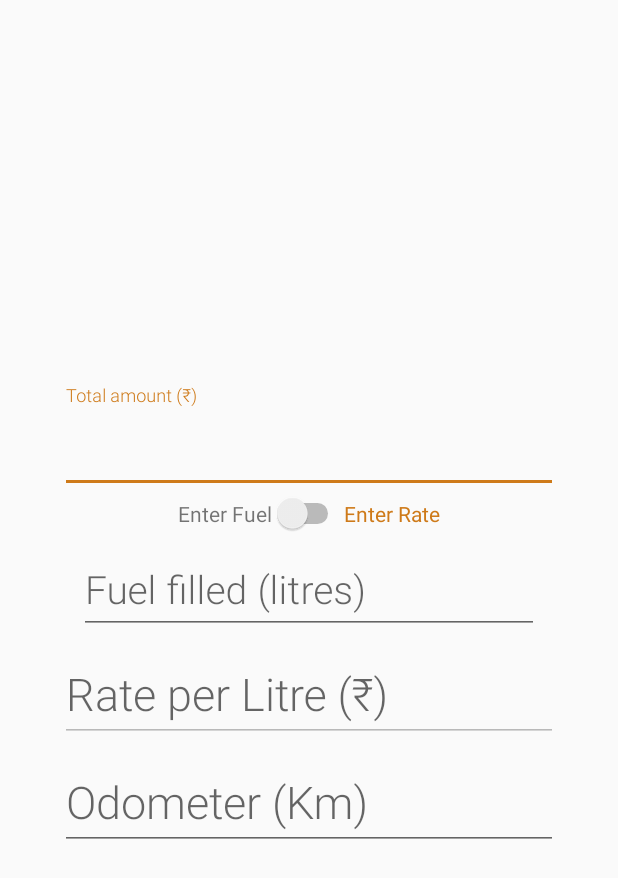
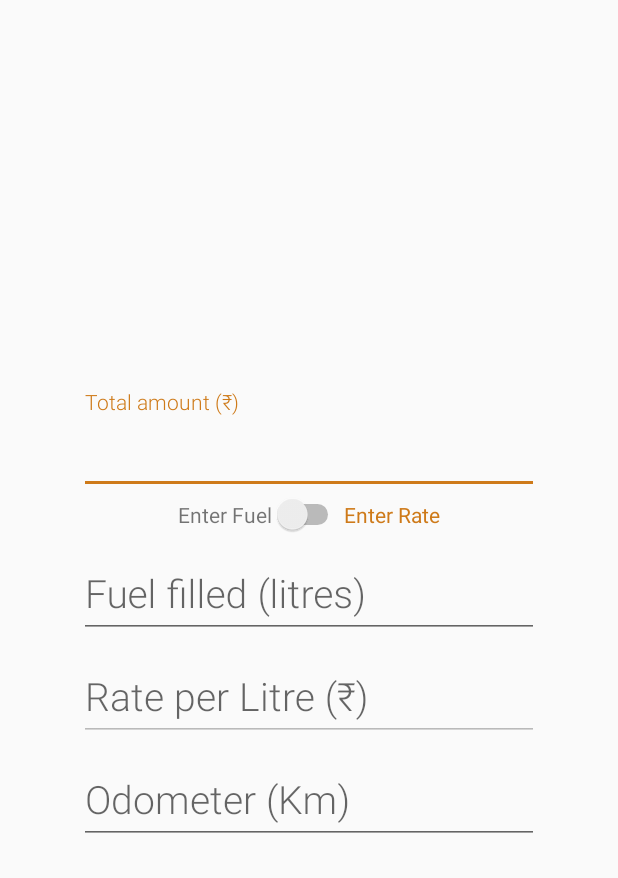
Before and after one commit to championswimmer/ReFuel, an Android app: the layout dialog_add_refuel_entry.xml on its own in the app's theme, with its tools: preview values and no code run, on a phone screen of 412 x 824 dp. Shown: the top 878 px of the screen. Run offline under Robolectric (Android 15) with nearby library versions, the phone set to English and light mode, and no system bars.

Commit message:
update the ui

```diff
--- a/app/src/main/java/in/championswimmer/refuel/uihelper/RefuelEntryCardAdapter.java
+++ b/app/src/main/java/in/championswimmer/refuel/uihelper/RefuelEntryCardAdapter.java
@@ -1,5 +1,6 @@
 package in.championswimmer.refuel.uihelper;
 
+import android.support.v7.widget.AppCompatTextView;
 import android.support.v7.widget.RecyclerView;
 import android.text.TextWatcher;
 import android.view.LayoutInflater;
@@ -51,11 +52,11 @@ public class RefuelEntryCardAdapter extends RecyclerView.Adapter<RefuelEntryCard
 
     public class RefuelEntryViewHolder extends RecyclerView.ViewHolder {
 
-        TextView fuelFilled;
+        AppCompatTextView fuelFilled;
 
         public RefuelEntryViewHolder(View itemView) {
             super(itemView);
-            fuelFilled = (TextView) itemView.findViewById(R.id.tv_fuel_filled);
+            fuelFilled = (AppCompatTextView) itemView.findViewById(R.id.tv_fuel_filled);
         }
 
 
--- a/app/src/main/res/layout/card_refuel_entry.xml
+++ b/app/src/main/res/layout/card_refuel_entry.xml
@@ -3,11 +3,13 @@
     xmlns:android="http://schemas.android.com/apk/res/android"
     xmlns:tools="http://schemas.android.com/tools"
     xmlns:app="http://schemas.android.com/apk/res-auto"
+    android:layout_margin="10dp"
+    android:padding="10dp"
     android:orientation="vertical"
     android:layout_width="match_parent"
-    android:layout_height="match_parent">
+    android:layout_height="wrap_content">
 
-    <TextView
+    <android.support.v7.widget.AppCompatTextView
         android:id="@+id/tv_fuel_filled"
         android:layout_width="wrap_content"
         android:layout_height="wrap_content" />
--- a/app/src/main/res/layout/dialog_add_refuel_entry.xml
+++ b/app/src/main/res/layout/dialog_add_refuel_entry.xml
@@ -12,12 +12,13 @@
 
 
     <android.support.design.widget.TextInputLayout
+        app:hintTextAppearance="@style/AppTheme.RefuelEntryDialogEditTextHint"
         android:id="@+id/input_layout_money"
         android:layout_width="wrap_content"
         android:layout_height="wrap_content">
 
         <android.support.v7.widget.AppCompatEditText
-            android:textSize="30dp"
+            app:theme="@style/AppTheme.RefuelEntryDialogEditText"
             android:fontFamily="sans-serif-light"
             android:textAlignment="center"
             android:minEms="10"
@@ -53,12 +54,13 @@
     </LinearLayout>
 
     <android.support.design.widget.TextInputLayout
+        app:hintTextAppearance="@style/AppTheme.RefuelEntryDialogEditTextHint"
         android:id="@+id/input_layout_fuel"
         android:layout_width="wrap_content"
         android:layout_height="wrap_content">
 
         <android.support.v7.widget.AppCompatEditText
-            android:textSize="26dp"
+            app:theme="@style/AppTheme.RefuelEntryDialogEditText"
             android:fontFamily="sans-serif-light"
             android:textAlignment="center"
             android:minEms="10"
@@ -71,12 +73,13 @@
     </android.support.design.widget.TextInputLayout>
 
     <android.support.design.widget.TextInputLayout
+        app:hintTextAppearance="@style/AppTheme.RefuelEntryDialogEditTextHint"
         android:id="@+id/input_layout_rate"
         android:layout_width="wrap_content"
         android:layout_height="wrap_content">
 
         <android.support.v7.widget.AppCompatEditText
-            android:textSize="30dp"
+            app:theme="@style/AppTheme.RefuelEntryDialogEditText"
             android:fontFamily="sans-serif-light"
             android:textAlignment="center"
             android:minEms="10"
@@ -90,12 +93,13 @@
     </android.support.design.widget.TextInputLayout>
 
     <android.support.design.widget.TextInputLayout
+        app:hintTextAppearance="@style/AppTheme.RefuelEntryDialogEditTextHint"
         android:id="@+id/input_layout_odometer"
         android:layout_width="wrap_content"
         android:layout_height="wrap_content">
 
         <android.support.v7.widget.AppCompatEditText
-            android:textSize="30dp"
+            app:theme="@style/AppTheme.RefuelEntryDialogEditText"
             android:fontFamily="sans-serif-light"
             android:textAlignment="center"
             android:minEms="10"
--- a/app/src/main/res/layout/titlebar_main_collapsible.xml
+++ b/app/src/main/res/layout/titlebar_main_collapsible.xml
@@ -8,7 +8,6 @@
 
     <TextView
         android:text="That is a fuel guzzler you have there !"
-        android:layout_marginLeft="10dp"
         android:textAppearance="@style/AppTheme.TextApperanceSubtitle"
         android:layout_width="wrap_content"
         android:layout_height="wrap_content"
--- a/app/src/main/res/values-v16/styles.xml
+++ b/app/src/main/res/values-v16/styles.xml
@@ -12,7 +12,7 @@
     </style>
 
     <style name="AppTheme.TextApperanceSubtitle" parent="TextAppearance.AppCompat.Subhead">
-        <item name="android:textSize">16dp</item>
+        <item name="android:textSize">20dp</item>
         <item name="android:fontFamily">sans-serif-thin</item>
         <item name="android:textStyle">italic</item>
 
--- /dev/null
+++ b/app/src/main/res/values-v17/styles.xml
@@ -0,0 +1,10 @@
+<?xml version="1.0" encoding="utf-8"?>
+<resources xmlns:app="http://schemas.android.com/apk/res-auto">
+
+    <style name="AppTheme.RefuelEntryDialogEditTextHint">
+        <item name="android:textSize">14dp</item>
+        <item name="android:textColor">@color/colorAccent</item>
+        <item name="android:textAlignment">center</item>
+        <item name="android:fontFamily">sans-serif-condensed</item>
+    </style>
+</resources>
--- a/app/src/main/res/values-v21/styles.xml
+++ b/app/src/main/res/values-v21/styles.xml
@@ -5,4 +5,12 @@
         <item name="android:windowDrawsSystemBarBackgrounds">true</item>
         <item name="android:statusBarColor">@android:color/transparent</item>
     </style>
+
+    <style name="AppTheme.RefuelEntryDialogEditTextHint">
+        <item name="android:textSize">14dp</item>
+        <item name="android:textColor">@color/colorAccent</item>
+        <item name="android:textAlignment">center</item>
+        <item name="android:fontFamily">sans-serif-condensed</item>
+    </style>
+
 </resources>
--- a/app/src/main/res/values/colors.xml
+++ b/app/src/main/res/values/colors.xml
@@ -1,6 +1,6 @@
 <?xml version="1.0" encoding="utf-8"?>
 <resources>
-    <color name="colorPrimary">#294c76</color>
-    <color name="colorPrimaryDark">#122630</color>
+    <color name="colorPrimary">#29766c</color>
+    <color name="colorPrimaryDark">#123030</color>
     <color name="colorAccent">#ce7a19</color>
 </resources>
--- a/app/src/main/res/values/styles.xml
+++ b/app/src/main/res/values/styles.xml
@@ -1,4 +1,5 @@
-<resources xmlns:app="http://schemas.android.com/apk/res-auto">
+<resources
+    xmlns:app="http://schemas.android.com/apk/res-auto">
 
     <!-- Base application theme. -->
     <style name="AppTheme" parent="Theme.AppCompat.Light.DarkActionBar">
@@ -17,7 +18,16 @@
     <style name="AppTheme.TextApperanceTitle" parent="TextAppearance.AppCompat.Headline">
     </style>
     <style name="AppTheme.TextApperanceSubtitle" parent="TextAppearance.AppCompat.Subhead">
-        <item name="android:textSize">16dp</item>
+        <item name="android:textSize">20dp</item>
+    </style>
+
+    <style name="AppTheme.RefuelEntryDialogEditText">
+        <item name="android:textSize">26dp</item>
+    </style>
+
+    <style name="AppTheme.RefuelEntryDialogEditTextHint">
+        <item name="android:textSize">14dp</item>
+        <item name="android:textColor">@color/colorAccent</item>
     </style>
 
     <style name="AppTheme.AlertDialog" parent="Theme.AppCompat.Light.Dialog.Alert"/>
```
